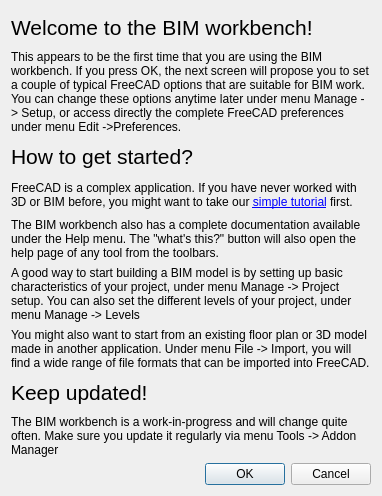
Above: dialogWelcome.ui from yorikvanhavre/BIM_Workbench before the change. Below: the same form after it.
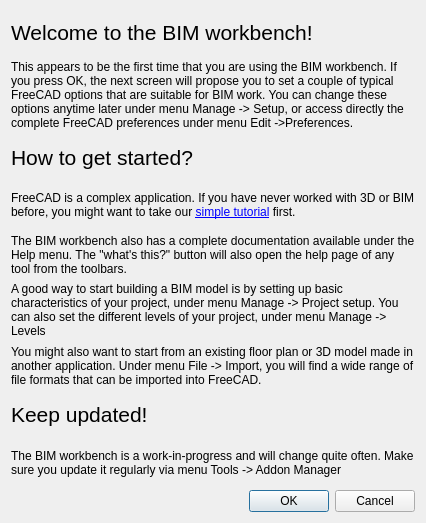
That is the form after the change.

Commit message: Starting work on tutorial + small UI fixes

Diff of the .ui file:
```diff
--- a/dialogWelcome.ui
+++ b/dialogWelcome.ui
@@ -6,8 +6,8 @@
    <rect>
     <x>0</x>
     <y>0</y>
-    <width>382</width>
-    <height>496</height>
+    <width>426</width>
+    <height>523</height>
    </rect>
   </property>
   <property name="windowTitle">
```
The commit also changes 5 other files.
